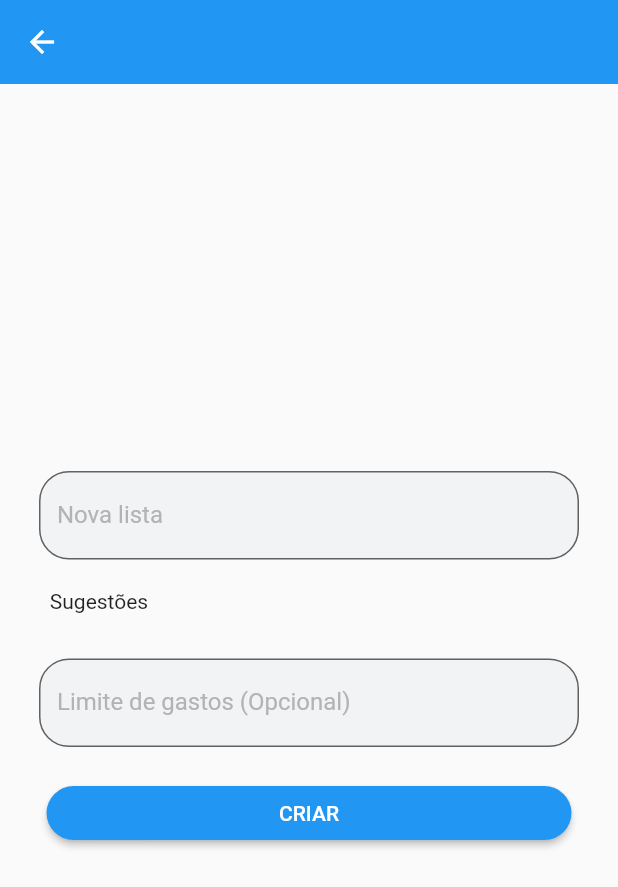
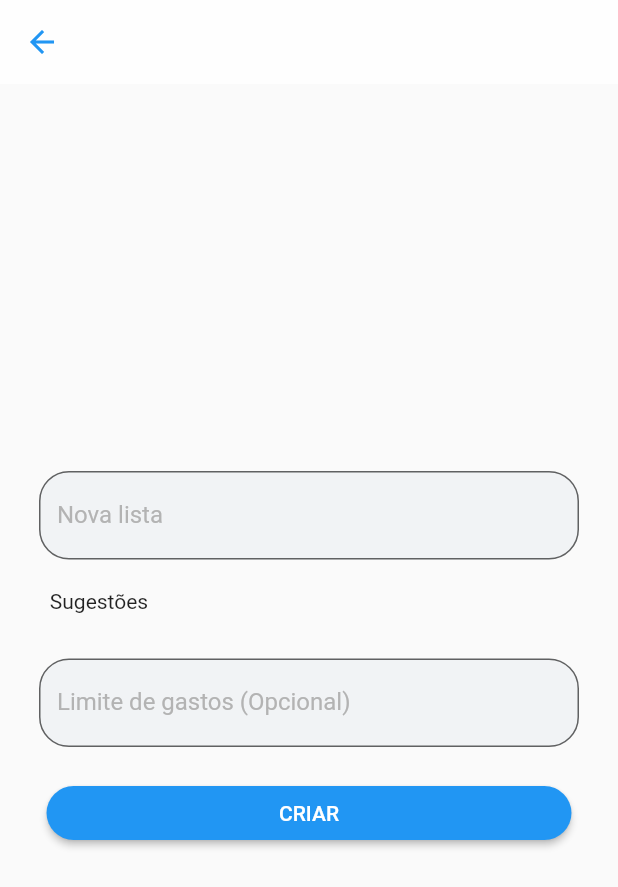
Before and after one commit to TeofiloAlbuquerque/supermarket_list, a Flutter app: the screen it shows after launch, after a tap on "Nova lista", on a phone screen of 412 x 824 dp. Shown: the top 887 px of the screen. Run offline on Flutter 3.47's test engine with Material 2 defaults, Android fonts, the phone set to English and light mode, and no system bars; our stand-ins replace shared_preferences; network calls fail.

Commit message:
feat: Implementado o CustomAppBar e CustomTextField. criada nova View NeedBuyView, e tentativa sem sucesso de passar nome do textField do NewListView para a appBar de NeedBuyView

```diff
--- a/lib/my_app.dart
+++ b/lib/my_app.dart
@@ -1,4 +1,5 @@
 import 'package:flutter/material.dart';
+import 'package:lista_compras/src/views/need_buy_view.dart';
 import 'package:provider/provider.dart';
 
 import 'src/design_system/colors/colors_app.dart';
@@ -31,11 +32,12 @@ class MyApp extends StatelessWidget {
         title: 'Lista de compras',
         theme: ThemeData(
           //useMaterial3: true,
-          primaryColor: ColorsApp.beige,
+          primaryColor: AppColors.blue,
         ),
         routes: {
           AppRoutes.home: (_) => const HomeView(),
           AppRoutes.newList: (_) => const NewListView(),
+          AppRoutes.needBuy: (_) => const NeedBuyView(),
           AppRoutes.itemForm: (_) => const ItemFormView(),
           AppRoutes.supermarketList: (_) => const SupermarketListView(),
         },
--- a/lib/src/design_system/colors/colors_app.dart
+++ b/lib/src/design_system/colors/colors_app.dart
@@ -1,5 +1,5 @@
 import 'package:flutter/material.dart';
-class ColorsApp {
+class AppColors {
   static Color get white => const Color(0XFFFEFEFE); //ffffff
   static Color get greyLight => const Color(0XFFF1F3F5); //f2f2f2
   static Color get grey => const Color(0XFFb3b3b3);
--- a/lib/src/design_system/components/custom_app_bar.dart
+++ b/lib/src/design_system/components/custom_app_bar.dart
@@ -1,27 +1,39 @@
+// ignore_for_file: public_member_api_docs, sort_constructors_first
 import 'package:flutter/material.dart';
+import 'package:lista_compras/src/design_system/colors/colors_app.dart';
 
 class CustomAppBar extends StatelessWidget implements PreferredSizeWidget {
-  final String title;
+  final String? title;
+  final double? elevation;
   final Color background;
   final Widget? leading;
   final Widget? trailing;
+  final Color? titleColor;
   const CustomAppBar({
-    super.key,
-    required this.title,
+    Key? key,
+    this.title,
+    this.elevation,
     required this.background,
     this.leading,
     this.trailing,
-  });
+    this.titleColor,
+  }) : super(key: key);
 
   @override
   Widget build(BuildContext context) {
     return AppBar(
-      title: Text(title),
       backgroundColor: background,
       leading: leading,
       actions: <Widget>[
         trailing ?? const SizedBox(),
       ],
+      elevation: elevation,
+      title: Text(
+        title ?? 'Title',
+        style: TextStyle(
+          color: titleColor ?? AppColors.white,
+        ),
+      ),
     );
   }
 
--- a/lib/src/design_system/components/custom_card.dart
+++ b/lib/src/design_system/components/custom_card.dart
@@ -17,7 +17,7 @@ class CustomCard extends StatelessWidget {
       },
       child: Card(
         elevation: 4.0,
-        color: ColorsApp.white,
+        color: AppColors.white,
         child: ListTile(
           title: Text(cardData.titleCard),
           subtitle: Row(
--- /dev/null
+++ b/lib/src/design_system/components/custom_drawer.dart
@@ -0,0 +1,52 @@
+import 'package:flutter/material.dart';
+import 'package:lista_compras/src/design_system/colors/colors_app.dart';
+
+class CustomDrawer extends StatelessWidget {
+  const CustomDrawer({super.key});
+
+  @override
+  Widget build(BuildContext context) {
+    return Drawer(
+      child: ListView(
+        padding: EdgeInsets.zero,
+        children: <Widget>[
+          DrawerHeader(
+            decoration: BoxDecoration(
+              color: AppColors.greyLight,
+            ),
+            child: const Text('Entrar'),
+          ),
+          ListTile(
+            title: const Text('Produtos'),
+            onTap: () {},
+          ),
+          ListTile(
+            title: const Text('Unidades de medida'),
+            onTap: () {},
+          ),
+          ListTile(
+            title: const Text('Aparência'),
+            onTap: () {},
+          ),
+          ListTile(
+            title: const Text(
+                'Curtiu o aplicativo? Avalie-nos com 5 estrelas no Google Play'),
+            onTap: () {},
+          ),
+          ListTile(
+            title: const Text('Remover propagandas'),
+            onTap: () {},
+          ),
+          ListTile(
+            title: const Text('Ajuda e feedback'),
+            onTap: () {},
+          ),
+          ListTile(
+            title: const Text('Sobre'),
+            onTap: () {},
+          ),
+        ],
+      ),
+    );
+  }
+}
--- a/lib/src/design_system/components/custom_text_field.dart
+++ b/lib/src/design_system/components/custom_text_field.dart
@@ -6,6 +6,7 @@ class CustomTextField extends StatelessWidget {
   final Color colorLabel;
   final Color colorFill;
   final TextInputType keyboardType;
+  final TextEditingController? controller;
   const CustomTextField({
     super.key,
     required this.text,
@@ -13,6 +14,7 @@ class CustomTextField extends StatelessWidget {
     required this.colorLabel,
     required this.colorFill,
     required this.keyboardType,
+    this.controller,
   });
 
   @override
--- a/lib/src/routes/app_routes.dart
+++ b/lib/src/routes/app_routes.dart
@@ -1,6 +1,7 @@
 class AppRoutes {
   static const home = '/';
   static const newList = '/new_list';
+  static const needBuy = '/need_buy';
   static const itemForm = '/item_form';
   static const supermarketList = 'supermarketlist';
 }
--- a/lib/src/views/home_view.dart
+++ b/lib/src/views/home_view.dart
@@ -1,5 +1,6 @@
 import 'package:flutter/material.dart';
 import 'package:lista_compras/src/design_system/components/custom_app_bar.dart';
+import 'package:lista_compras/src/design_system/components/custom_drawer.dart';
 import '../design_system/colors/colors_app.dart';
 import '../design_system/components/custom_card.dart';
 import '../models/card_model.dart';
@@ -14,31 +15,41 @@ class HomeView extends StatefulWidget {
 
 class _HomeViewState extends State<HomeView> {
   final List<CardModel> cardList = [
-    CardModel(titleCard: 'Julho', quantityProducts: 6, priceProductList: 95.55),
     CardModel(
-        titleCard: 'Agosto', quantityProducts: 10, priceProductList: 126.83),
+        titleCard: 'Evento GDG',
+        quantityProducts: 26,
+        priceProductList: 1465.10),
     CardModel(
-        titleCard: 'Setembro', quantityProducts: 3, priceProductList: 85.10),
+        titleCard: 'Agosto', quantityProducts: 32, priceProductList: 495.55),
     CardModel(
-        titleCard: 'Setembro', quantityProducts: 3, priceProductList: 85.10),
+        titleCard: 'Julho', quantityProducts: 28, priceProductList: 426.83),
     CardModel(
-        titleCard: 'Setembro', quantityProducts: 3, priceProductList: 85.10),
+        titleCard: 'Viagem Viçosa',
+        quantityProducts: 16,
+        priceProductList: 285.10),
     CardModel(
-        titleCard: 'Setembro', quantityProducts: 3, priceProductList: 85.10),
+        titleCard: 'Junho', quantityProducts: 29, priceProductList: 436.65),
     CardModel(
-        titleCard: 'Setembro', quantityProducts: 3, priceProductList: 85.10),
+        titleCard: 'Maio', quantityProducts: 30, priceProductList: 456.83),
     CardModel(
-        titleCard: 'Setembro', quantityProducts: 3, priceProductList: 85.10),
+        titleCard: 'Abril', quantityProducts: 33, priceProductList: 476.83),
     CardModel(
-        titleCard: 'Setembro', quantityProducts: 3, priceProductList: 85.10),
+        titleCard: 'Aniversario da Bia',
+        quantityProducts: 17,
+        priceProductList: 582.10),
+    CardModel(titleCard: 'Março', quantityProducts: 3, priceProductList: 85.10),
     CardModel(
-        titleCard: 'Setembro', quantityProducts: 3, priceProductList: 85.10),
+        titleCard: 'Material Escolar',
+        quantityProducts: 3,
+        priceProductList: 85.10),
     CardModel(
-        titleCard: 'Setembro', quantityProducts: 3, priceProductList: 85.10),
+        titleCard: 'Viagem Salvador',
+        quantityProducts: 3,
+        priceProductList: 85.10),
     CardModel(
-        titleCard: 'Setembro', quantityProducts: 3, priceProductList: 85.10),
+        titleCard: 'Fevereiro', quantityProducts: 3, priceProductList: 85.10),
     CardModel(
-        titleCard: 'Setembro', quantityProducts: 3, priceProductList: 85.10),
+        titleCard: 'Janeiro', quantityProducts: 3, priceProductList: 85.10),
     CardModel(
         titleCard: 'Setembro', quantityProducts: 3, priceProductList: 85.10),
     CardModel(
@@ -51,39 +62,12 @@ class _HomeViewState extends State<HomeView> {
   @override
   Widget build(BuildContext context) {
     return Scaffold(
-      backgroundColor: ColorsApp.greyLight,
+      backgroundColor: AppColors.greyLight,
       appBar: CustomAppBar(
         title: 'Minhas listas',
-        background: ColorsApp.blue,
+        background: AppColors.blue,
       ),
-      // appBar: AppBar(
-      //   title: const Text('Minhas listas'),
-      // ),
-      drawer: Drawer(
-        backgroundColor: Colors.black,
-        child: ListView(
-          children: [
-            DrawerHeader(
-              decoration: BoxDecoration(
-                color: ColorsApp.blue,
-              ),
-              child: const Text('Drawer Header'),
-            ),
-            ListTile(
-              title: Text(
-                'Item 2',
-                style: TextStyle(
-                  color: ColorsApp.white,
-                ),
-              ),
-              onTap: () {},
-            ),
-          ],
-        ),
-      ),
-      // NavigationDrawer(
-      //   children: [],
-      // ),
+      drawer: const CustomDrawer(),
       body: Stack(
         children: <Widget>[
           Expanded(
--- a/lib/src/views/new_list_view.dart
+++ b/lib/src/views/new_list_view.dart
@@ -1,16 +1,39 @@
 import 'package:flutter/material.dart';
 import 'package:lista_compras/src/design_system/components/custom_text_field.dart';
 import '../design_system/colors/colors_app.dart';
+import '../design_system/components/custom_app_bar.dart';
 import '../routes/app_routes.dart';
 
-class NewListView extends StatelessWidget {
+class NewListView extends StatefulWidget {
   const NewListView({super.key});
+
+  @override
+  State<NewListView> createState() => _NewListViewState();
+}
+
+class _NewListViewState extends State<NewListView> {
+  final TextEditingController _newListFieldController = TextEditingController();
+  String newListTitle = 'Nova lista';
+
+  @override
+  void dispose() {
+    _newListFieldController.dispose();
+    super.dispose();
+  }
 
   @override
   Widget build(BuildContext context) {
     return Scaffold(
-      appBar: AppBar(
+      appBar: CustomAppBar(
+        background: AppColors.white,
         elevation: 0,
+        leading: IconButton(
+          onPressed: () {
+            Navigator.of(context).pop();
+          },
+          icon: const Icon(Icons.arrow_back),
+          color: AppColors.blue,
+        ),
       ),
       body: Center(
         child: Column(
@@ -18,10 +41,11 @@ class NewListView extends StatelessWidget {
           children: <Widget>[
             CustomTextField(
               text: 'Nova lista',
-              colorBorder: ColorsApp.grey,
-              colorLabel: ColorsApp.grey,
-              colorFill: ColorsApp.greyLight,
+              colorBorder: AppColors.grey,
+              colorLabel: AppColors.grey,
+              colorFill: AppColors.greyLight,
               keyboardType: TextInputType.name,
+              controller: _newListFieldController,
             ),
             const Padding(
               padding: EdgeInsets.only(
@@ -36,20 +60,23 @@ class NewListView extends StatelessWidget {
             ),
             CustomTextField(
               text: 'Limite de gastos (Opcional)',
-              colorBorder: ColorsApp.grey,
-              colorLabel: ColorsApp.grey,
-              colorFill: ColorsApp.greyLight,
+              colorBorder: AppColors.grey,
+              colorLabel: AppColors.grey,
+              colorFill: AppColors.greyLight,
               keyboardType: TextInputType.number,
             ),
             const SizedBox(
               height: 20,
             ),
+            //const Spacer(),
             SizedBox(
               width: 350,
               child: ElevatedButton(
                 onPressed: () {
+                  newListTitle = _newListFieldController.text;
                   Navigator.of(context).pushNamed(
-                    AppRoutes.itemForm,
+                    AppRoutes.needBuy,
+                    arguments: newListTitle,
                   );
                 },
                 style: ElevatedButton.styleFrom(
```
Also changed, not shown: lib/src/views/item_form_view.dart (+8 -6 lines), lib/src/views/need_buy_view.dart (added, +53 -0 lines).
